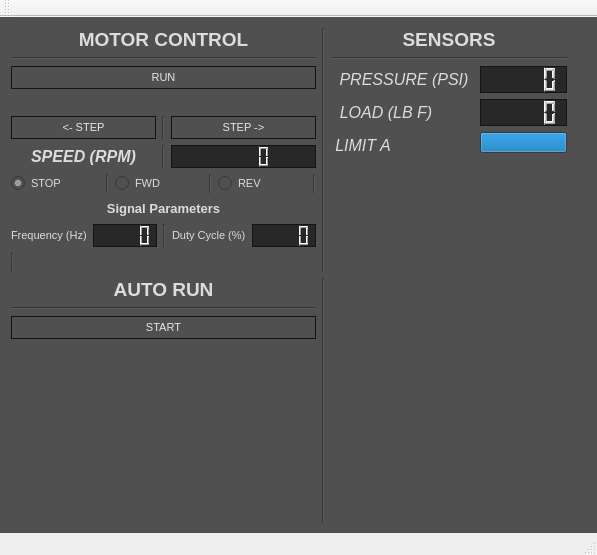
First picture: the form in mainwindow.ui, repository StoneAgeInc/BASF-Custom, before the edit.
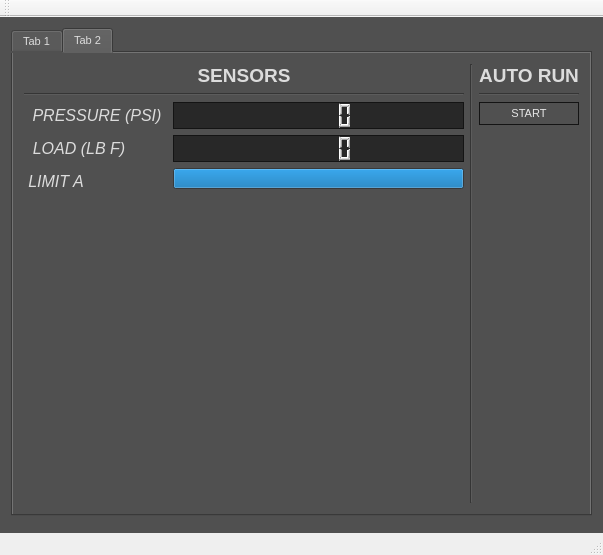
Second picture: the form after the edit. Icons and pictures are not drawn.

Commit message:
Plotting and Sensor Updates
Implemented functions to control sensor sampling and plotting.

Patch:
```diff
--- a/mainwindow.ui
+++ b/mainwindow.ui
@@ -6,7 +6,7 @@
    <rect>
     <x>0</x>
     <y>0</y>
-    <width>597</width>
+    <width>603</width>
     <height>555</height>
    </rect>
   </property>
@@ -32,289 +32,24 @@
 </string>
    </property>
    <layout class="QGridLayout" name="gridLayout">
-    <item row="0" column="2">
-     <layout class="QVBoxLayout" name="verticalLayout">
-      <property name="sizeConstraint">
-       <enum>QLayout::SetMinimumSize</enum>
-      </property>
-      <item>
-       <widget class="QLabel" name="label_8">
-        <property name="text">
-         <string>&lt;html&gt;&lt;head/&gt;&lt;body&gt;&lt;p align=&quot;center&quot;&gt;&lt;span style=&quot; font-size:14pt; font-weight:600;&quot;&gt;SENSORS&lt;/span&gt;&lt;/p&gt;&lt;/body&gt;&lt;/html&gt;</string>
-        </property>
-       </widget>
-      </item>
-      <item>
-       <widget class="Line" name="line_4">
-        <property name="orientation">
-         <enum>Qt::Horizontal</enum>
-        </property>
-       </widget>
-      </item>
-      <item>
-       <layout class="QFormLayout" name="formLayout">
-        <item row="0" column="0">
-         <widget class="QLabel" name="label_6">
-          <property name="styleSheet">
-           <string notr="true">QLabel
-{
-  background-color: transparent;
-  color: rgb(220,220,220);
-  padding: 4px;
-}
-
-/**** QLabel (disabled) ****/
-QLabel
-{
-}</string>
-          </property>
-          <property name="text">
-           <string>&lt;html&gt;&lt;head/&gt;&lt;body&gt;&lt;p align=&quot;center&quot;&gt;&lt;span style=&quot; font-size:12pt; font-style:italic;&quot;&gt;PRESSURE (PSI)&lt;/span&gt;&lt;/p&gt;&lt;/body&gt;&lt;/html&gt;</string>
-          </property>
-         </widget>
-        </item>
-        <item row="0" column="1">
-         <widget class="QLCDNumber" name="pressureLCD">
-          <property name="styleSheet">
-           <string notr="true">QLCDNumber
-{
-  background-color: rgb(40,40,40);
-  border: 1px solid rgb(20,20,20);
-}
-
-/**** QLCDNumber (disabled) ****/
-QLCDNumber:disabled
-{
-  background-color: rgb(120,120,120);
-  border: 1px solid rgb(60,60,60);
-}</string>
-          </property>
-         </widget>
-        </item>
-        <item row="1" column="0">
-         <widget class="QLabel" name="label_5">
-          <property name="styleSheet">
-           <string notr="true">QLabel
-{
-  background-color: transparent;
-  color: rgb(220,220,220);
-  padding: 4px;
-}
-
-/**** QLabel (disabled) ****/
-QLabel
-{
-}</string>
-          </property>
-          <property name="text">
-           <string>&lt;html&gt;&lt;head/&gt;&lt;body&gt;&lt;p align=&quot;center&quot;&gt;&lt;span style=&quot; font-size:12pt; font-style:italic;&quot;&gt;LOAD (LB F)&lt;/span&gt;&lt;/p&gt;&lt;/body&gt;&lt;/html&gt;</string>
-          </property>
-         </widget>
-        </item>
         <item row="1" column="1">
-         <widget class="QLCDNumber" name="loadLCD">
-          <property name="sizePolicy">
-           <sizepolicy hsizetype="Preferred" vsizetype="Minimum">
-            <horstretch>0</horstretch>
-            <verstretch>0</verstretch>
-           </sizepolicy>
-          </property>
-          <property name="styleSheet">
-           <string notr="true">QLCDNumber
-{
-  background-color: rgb(40,40,40);
-  border: 1px solid rgb(20,20,20);
-}
-
-/**** QLCDNumber (disabled) ****/
-QLCDNumber:disabled
-{
-  background-color: rgb(120,120,120);
-  border: 1px solid rgb(60,60,60);
-}</string>
-          </property>
-         </widget>
-        </item>
-        <item row="2" column="0">
-         <widget class="QLabel" name="label_7">
-          <property name="sizePolicy">
-           <sizepolicy hsizetype="Maximum" vsizetype="Preferred">
-            <horstretch>0</horstretch>
-            <verstretch>0</verstretch>
-           </sizepolicy>
-          </property>
-          <property name="styleSheet">
-           <string notr="true">QLabel
-{
-  background-color: transparent;
-  color: rgb(220,220,220);
-  padding: 4px;
-}
-
-/**** QLabel (disabled) ****/
-QLabel
-{
-}</string>
-          </property>
-          <property name="text">
-           <string>&lt;html&gt;&lt;head/&gt;&lt;body&gt;&lt;p align=&quot;center&quot;&gt;&lt;span style=&quot; font-size:12pt; font-style:italic;&quot;&gt;LIMIT A&lt;/span&gt;&lt;/p&gt;&lt;/body&gt;&lt;/html&gt;</string>
-          </property>
-          <property name="alignment">
-           <set>Qt::AlignCenter</set>
-          </property>
-         </widget>
-        </item>
-        <item row="3" column="0">
-         <spacer name="horizontalSpacer_3">
+     <widget class="Line" name="line_11">
           <property name="orientation">
-           <enum>Qt::Horizontal</enum>
-          </property>
-          <property name="sizeHint" stdset="0">
-           <size>
-            <width>40</width>
-            <height>20</height>
-           </size>
-          </property>
-         </spacer>
-        </item>
-        <item row="4" column="1">
-         <spacer name="verticalSpacer_10">
-          <property name="orientation">
            <enum>Qt::Vertical</enum>
           </property>
-          <property name="sizeHint" stdset="0">
-           <size>
-            <width>20</width>
-            <height>40</height>
-           </size>
-          </property>
-         </spacer>
-        </item>
-        <item row="2" column="1">
-         <widget class="QProgressBar" name="limitPosition">
-          <property name="maximum">
-           <number>100</number>
-          </property>
-          <property name="value">
-           <number>100</number>
-          </property>
-          <property name="format">
-           <string notr="true"/>
-          </property>
-         </widget>
-        </item>
-       </layout>
-      </item>
-     </layout>
-    </item>
-    <item row="1" column="0">
-     <layout class="QVBoxLayout" name="verticalLayout_3">
-      <item>
-       <widget class="QLabel" name="label_3">
-        <property name="text">
-         <string>&lt;html&gt;&lt;head/&gt;&lt;body&gt;&lt;p align=&quot;center&quot;&gt;&lt;span style=&quot; font-size:14pt; font-weight:600;&quot;&gt;AUTO RUN&lt;/span&gt;&lt;/p&gt;&lt;/body&gt;&lt;/html&gt;</string>
-        </property>
-       </widget>
-      </item>
+     </widget>
+    </item>
+    <item row="0" column="0" colspan="2">
+     <widget class="QTabWidget" name="tabWidget">
+      <property name="currentIndex">
+       <number>1</number>
+      </property>
+      <widget class="QWidget" name="tab">
+       <attribute name="title">
+        <string>Tab 1</string>
+       </attribute>
+       <layout class="QVBoxLayout" name="verticalLayout_2">
       <item>
-       <widget class="Line" name="line_6">
-        <property name="orientation">
-         <enum>Qt::Horizontal</enum>
-        </property>
-       </widget>
-      </item>
-      <item>
-       <widget class="QPushButton" name="pushButton">
-        <property name="styleSheet">
-         <string notr="true">QPushButton
-{
-  background-color: qlineargradient(x1: 0, y1: 0, x2: 0, y2: 1,
-                                    stop: 0 rgb(120,120,120), stop: 1 rgb(80,80,80));
-  border: 1px solid rgb(20,20,20);
-  color: rgb(230,230,230);
-  padding: 4px 8px;
-}
-
-QPushButton:hover
-{
-  background-color: rgb(70,110,130);
-}
-
-QPushButton:pressed
-{
-  border-color: rgb(90,200,255);
-  padding: 1px -1px -1px 1px;
-}
-
-/**** QPushButton (checkable) ****/
-QPushButton:checked
-{
-  background-color: qlineargradient(x1: 0, y1: 0, x2: 0, y2: 1,
-                                    stop: 0 rgb(40,150,200), stop: 1 rgb(90,200,255));
-  color: rgb(20,20,20);
-}
-
-QPushButton:checked:hover
-{
-  background-color: rgb(70,110,130);
-}
-
-/**** QPushButton (disabled) ****/
-QPushButton:disabled
-{
-  background-color: qlineargradient(x1: 0, y1: 0, x2: 0, y2: 1,
-                                    stop: 0 rgb(160,160,160), stop: 1 rgb(120,120,120));
-  border-color: rgb(60,60,60);
-  color: rgb(40,40,40);
-}</string>
-        </property>
-        <property name="text">
-         <string>START</string>
-        </property>
-       </widget>
-      </item>
-      <item>
-       <spacer name="verticalSpacer">
-        <property name="orientation">
-         <enum>Qt::Vertical</enum>
-        </property>
-        <property name="sizeHint" stdset="0">
-         <size>
-          <width>20</width>
-          <height>40</height>
-         </size>
-        </property>
-       </spacer>
-      </item>
-     </layout>
-    </item>
-    <item row="1" column="2">
-     <spacer name="horizontalSpacer">
-      <property name="orientation">
-       <enum>Qt::Horizontal</enum>
-      </property>
-      <property name="sizeHint" stdset="0">
-       <size>
-        <width>40</width>
-        <height>20</height>
-       </size>
-      </property>
-     </spacer>
-    </item>
-    <item row="0" column="3">
-     <spacer name="horizontalSpacer_2">
-      <property name="orientation">
-       <enum>Qt::Horizontal</enum>
-      </property>
-      <property name="sizeHint" stdset="0">
-       <size>
-        <width>40</width>
-        <height>20</height>
-       </size>
-      </property>
-     </spacer>
-    </item>
-    <item row="0" column="0">
      <layout class="QVBoxLayout" name="MotorLayout">
       <item>
        <widget class="QLabel" name="label_2">
@@ -741,18 +476,285 @@
       </item>
      </layout>
     </item>
+        <item>
+         <widget class="QPushButton" name="pushButton_4">
+          <property name="text">
+           <string>PushButton</string>
+          </property>
+         </widget>
+        </item>
+       </layout>
+      </widget>
+      <widget class="QWidget" name="tab_2">
+       <attribute name="title">
+        <string>Tab 2</string>
+       </attribute>
+       <layout class="QHBoxLayout" name="horizontalLayout_5">
+        <item>
+         <layout class="QVBoxLayout" name="verticalLayout">
+          <property name="sizeConstraint">
+           <enum>QLayout::SetMinimumSize</enum>
+          </property>
+          <item>
+           <widget class="QLabel" name="label_8">
+            <property name="text">
+             <string>&lt;html&gt;&lt;head/&gt;&lt;body&gt;&lt;p align=&quot;center&quot;&gt;&lt;span style=&quot; font-size:14pt; font-weight:600;&quot;&gt;SENSORS&lt;/span&gt;&lt;/p&gt;&lt;/body&gt;&lt;/html&gt;</string>
+            </property>
+           </widget>
+          </item>
+          <item>
+           <widget class="Line" name="line_4">
+            <property name="orientation">
+             <enum>Qt::Horizontal</enum>
+            </property>
+           </widget>
+          </item>
+          <item>
+           <layout class="QFormLayout" name="formLayout">
+            <item row="0" column="0">
+             <widget class="QLabel" name="label_6">
+              <property name="styleSheet">
+               <string notr="true">QLabel
+{
+  background-color: transparent;
+  color: rgb(220,220,220);
+  padding: 4px;
+}
+
+/**** QLabel (disabled) ****/
+QLabel
+{
+}</string>
+              </property>
+              <property name="text">
+               <string>&lt;html&gt;&lt;head/&gt;&lt;body&gt;&lt;p align=&quot;center&quot;&gt;&lt;span style=&quot; font-size:12pt; font-style:italic;&quot;&gt;PRESSURE (PSI)&lt;/span&gt;&lt;/p&gt;&lt;/body&gt;&lt;/html&gt;</string>
+              </property>
+             </widget>
+            </item>
     <item row="0" column="1">
+             <widget class="QLCDNumber" name="pressureLCD">
+              <property name="styleSheet">
+               <string notr="true">QLCDNumber
+{
+  background-color: rgb(40,40,40);
+  border: 1px solid rgb(20,20,20);
+}
+
+/**** QLCDNumber (disabled) ****/
+QLCDNumber:disabled
+{
+  background-color: rgb(120,120,120);
+  border: 1px solid rgb(60,60,60);
+}</string>
+              </property>
+             </widget>
+            </item>
+            <item row="1" column="0">
+             <widget class="QLabel" name="label_5">
+              <property name="styleSheet">
+               <string notr="true">QLabel
+{
+  background-color: transparent;
+  color: rgb(220,220,220);
+  padding: 4px;
+}
+
+/**** QLabel (disabled) ****/
+QLabel
+{
+}</string>
+              </property>
+              <property name="text">
+               <string>&lt;html&gt;&lt;head/&gt;&lt;body&gt;&lt;p align=&quot;center&quot;&gt;&lt;span style=&quot; font-size:12pt; font-style:italic;&quot;&gt;LOAD (LB F)&lt;/span&gt;&lt;/p&gt;&lt;/body&gt;&lt;/html&gt;</string>
+              </property>
+             </widget>
+            </item>
+            <item row="1" column="1">
+             <widget class="QLCDNumber" name="loadLCD">
+              <property name="sizePolicy">
+               <sizepolicy hsizetype="Preferred" vsizetype="Minimum">
+                <horstretch>0</horstretch>
+                <verstretch>0</verstretch>
+               </sizepolicy>
+              </property>
+              <property name="styleSheet">
+               <string notr="true">QLCDNumber
+{
+  background-color: rgb(40,40,40);
+  border: 1px solid rgb(20,20,20);
+}
+
+/**** QLCDNumber (disabled) ****/
+QLCDNumber:disabled
+{
+  background-color: rgb(120,120,120);
+  border: 1px solid rgb(60,60,60);
+}</string>
+              </property>
+             </widget>
+            </item>
+            <item row="2" column="0">
+             <widget class="QLabel" name="label_7">
+              <property name="sizePolicy">
+               <sizepolicy hsizetype="Maximum" vsizetype="Preferred">
+                <horstretch>0</horstretch>
+                <verstretch>0</verstretch>
+               </sizepolicy>
+              </property>
+              <property name="styleSheet">
+               <string notr="true">QLabel
+{
+  background-color: transparent;
+  color: rgb(220,220,220);
+  padding: 4px;
+}
+
+/**** QLabel (disabled) ****/
+QLabel
+{
+}</string>
+              </property>
+              <property name="text">
+               <string>&lt;html&gt;&lt;head/&gt;&lt;body&gt;&lt;p align=&quot;center&quot;&gt;&lt;span style=&quot; font-size:12pt; font-style:italic;&quot;&gt;LIMIT A&lt;/span&gt;&lt;/p&gt;&lt;/body&gt;&lt;/html&gt;</string>
+              </property>
+              <property name="alignment">
+               <set>Qt::AlignCenter</set>
+              </property>
+             </widget>
+            </item>
+            <item row="3" column="0">
+             <spacer name="horizontalSpacer_3">
+              <property name="orientation">
+               <enum>Qt::Horizontal</enum>
+              </property>
+              <property name="sizeHint" stdset="0">
+               <size>
+                <width>40</width>
+                <height>20</height>
+               </size>
+              </property>
+             </spacer>
+            </item>
+            <item row="4" column="1">
+             <spacer name="verticalSpacer_10">
+              <property name="orientation">
+               <enum>Qt::Vertical</enum>
+              </property>
+              <property name="sizeHint" stdset="0">
+               <size>
+                <width>20</width>
+                <height>40</height>
+               </size>
+              </property>
+             </spacer>
+            </item>
+            <item row="2" column="1">
+             <widget class="QProgressBar" name="limitPosition">
+              <property name="maximum">
+               <number>100</number>
+              </property>
+              <property name="value">
+               <number>100</number>
+              </property>
+              <property name="format">
+               <string notr="true"/>
+              </property>
+             </widget>
+            </item>
+           </layout>
+          </item>
+         </layout>
+        </item>
+        <item>
      <widget class="Line" name="line_5">
       <property name="orientation">
        <enum>Qt::Vertical</enum>
       </property>
      </widget>
     </item>
-    <item row="1" column="1">
-     <widget class="Line" name="line_11">
+        <item>
+         <layout class="QVBoxLayout" name="verticalLayout_3">
+          <item>
+           <widget class="QLabel" name="label_3">
+            <property name="text">
+             <string>&lt;html&gt;&lt;head/&gt;&lt;body&gt;&lt;p align=&quot;center&quot;&gt;&lt;span style=&quot; font-size:14pt; font-weight:600;&quot;&gt;AUTO RUN&lt;/span&gt;&lt;/p&gt;&lt;/body&gt;&lt;/html&gt;</string>
+            </property>
+           </widget>
+          </item>
+          <item>
+           <widget class="Line" name="line_6">
+            <property name="orientation">
+             <enum>Qt::Horizontal</enum>
+            </property>
+           </widget>
+          </item>
+          <item>
+           <widget class="QPushButton" name="pushButton">
+            <property name="styleSheet">
+             <string notr="true">QPushButton
+{
+  background-color: qlineargradient(x1: 0, y1: 0, x2: 0, y2: 1,
+                                    stop: 0 rgb(120,120,120), stop: 1 rgb(80,80,80));
+  border: 1px solid rgb(20,20,20);
+  color: rgb(230,230,230);
+  padding: 4px 8px;
+}
+
+QPushButton:hover
+{
+  background-color: rgb(70,110,130);
+}
+
+QPushButton:pressed
+{
+  border-color: rgb(90,200,255);
+  padding: 1px -1px -1px 1px;
+}
+
+/**** QPushButton (checkable) ****/
+QPushButton:checked
+{
+  background-color: qlineargradient(x1: 0, y1: 0, x2: 0, y2: 1,
+                                    stop: 0 rgb(40,150,200), stop: 1 rgb(90,200,255));
+  color: rgb(20,20,20);
+}
+
+QPushButton:checked:hover
+{
+  background-color: rgb(70,110,130);
+}
+
+/**** QPushButton (disabled) ****/
+QPushButton:disabled
+{
+  background-color: qlineargradient(x1: 0, y1: 0, x2: 0, y2: 1,
+                                    stop: 0 rgb(160,160,160), stop: 1 rgb(120,120,120));
+  border-color: rgb(60,60,60);
+  color: rgb(40,40,40);
+}</string>
+            </property>
+            <property name="text">
+             <string>START</string>
+            </property>
+           </widget>
+          </item>
+          <item>
+           <spacer name="verticalSpacer">
       <property name="orientation">
        <enum>Qt::Vertical</enum>
       </property>
+            <property name="sizeHint" stdset="0">
+             <size>
+              <width>20</width>
+              <height>40</height>
+             </size>
+            </property>
+           </spacer>
+          </item>
+         </layout>
+        </item>
+       </layout>
+      </widget>
      </widget>
     </item>
    </layout>
```
Lines whose indentation alone changed are shown as unchanged. The commit also changes 2 other files.
